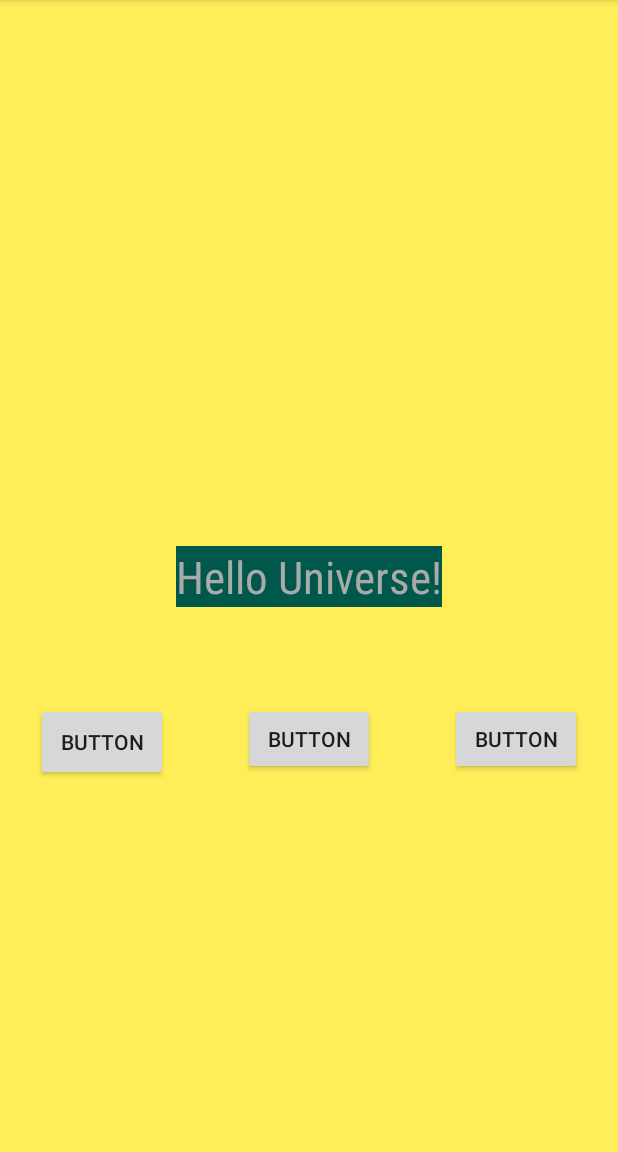
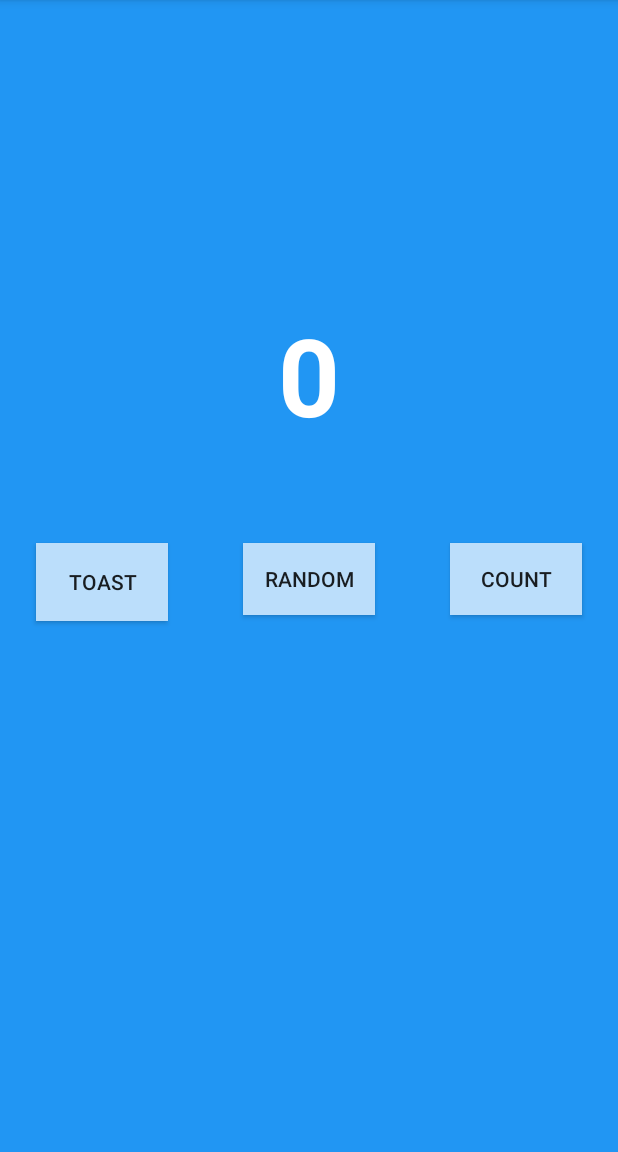
Before and after one commit to y-sumida/KotlinTutorial, an Android app: the screen it shows after launch (MainActivity), on a phone screen of 412 x 824 dp, the part 84-1236 px from its top. Run offline under Robolectric (Android 15) with nearby library versions, the phone set to English and light mode, and no system bars.

Commit message:
デザインの調整

```diff
--- a/app/src/main/res/layout/activity_main.xml
+++ b/app/src/main/res/layout/activity_main.xml
@@ -10,34 +10,38 @@
     <TextView
             android:layout_width="wrap_content"
             android:layout_height="wrap_content"
-            android:text="@string/hello_world_text"
-            android:background="@color/colorPrimaryDark"
+            android:text="0"
             app:layout_constraintBottom_toBottomOf="parent"
             app:layout_constraintLeft_toLeftOf="parent"
             app:layout_constraintRight_toRightOf="parent"
-            app:layout_constraintTop_toTopOf="parent" android:fontFamily="sans-serif-condensed"
-            android:textSize="30sp" android:textColor="@android:color/darker_gray" android:id="@+id/textView"/>
+            app:layout_constraintTop_toTopOf="parent"
+            app:layout_constraintVertical_bias="0.3"
+            android:textSize="72sp" android:textColor="@android:color/white" android:id="@+id/textView"
+            android:fontFamily="sans-serif" android:textStyle="bold"/>
     <Button
-            android:text="Button"
+            android:text="Toast"
             android:layout_width="wrap_content"
             android:layout_height="52dp"
-            android:id="@+id/button"
+            android:id="@+id/toast_button"
             android:layout_marginTop="64dp" app:layout_constraintTop_toBottomOf="@+id/textView"
-            app:layout_constraintStart_toStartOf="parent" android:layout_marginStart="24dp"/>
+            android:background="@color/buttonBackground"
+            app:layout_constraintStart_toStartOf="parent" android:layout_marginStart="24dp" android:layout_marginEnd="24dp"/>
     <Button
-            android:text="Button"
+            android:text="Count"
             android:layout_width="wrap_content"
             android:layout_height="wrap_content"
-            android:id="@+id/button3" android:layout_marginTop="64dp"
+            android:id="@+id/count_button" android:layout_marginTop="64dp"
             app:layout_constraintTop_toBottomOf="@+id/textView" app:layout_constraintEnd_toEndOf="parent"
+            android:background="@color/buttonBackground"
             android:layout_marginEnd="24dp"/>
     <Button
-            android:text="Button"
+            android:text="Random"
             android:layout_width="wrap_content"
             android:layout_height="wrap_content"
-            android:id="@+id/button4" android:layout_marginTop="64dp"
+            android:id="@+id/random_button" android:layout_marginTop="64dp"
             app:layout_constraintTop_toBottomOf="@+id/textView" android:layout_marginStart="35dp"
-            app:layout_constraintStart_toEndOf="@+id/button" app:layout_constraintEnd_toStartOf="@+id/button3"
+            app:layout_constraintStart_toEndOf="@+id/toast_button" app:layout_constraintEnd_toStartOf="@+id/count_button"
+            android:background="@color/buttonBackground"
             android:layout_marginEnd="36dp"/>
 
 </android.support.constraint.ConstraintLayout>
--- a/app/src/main/res/values/colors.xml
+++ b/app/src/main/res/values/colors.xml
@@ -3,5 +3,6 @@
     <color name="colorPrimary">#008577</color>
     <color name="colorPrimaryDark">#00574B</color>
     <color name="colorAccent">#D81B60</color>
-    <color name="screenBackground">#FFEE58</color>
+    <color name="screenBackground">#2196F3</color>
+    <color name="buttonBackground">#BBDEFB</color>
 </resources>
```
